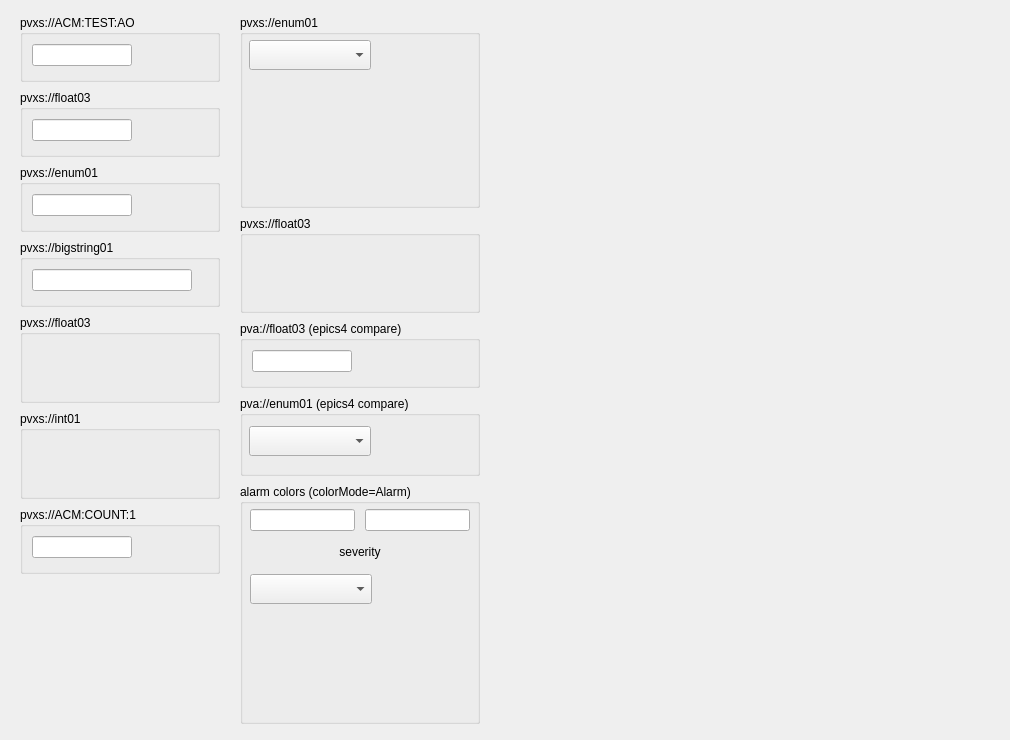
Above: caQtDM_Tests/pvxs_test.ui from caqtdm/caqtdm before the change. Below: the same form after it.
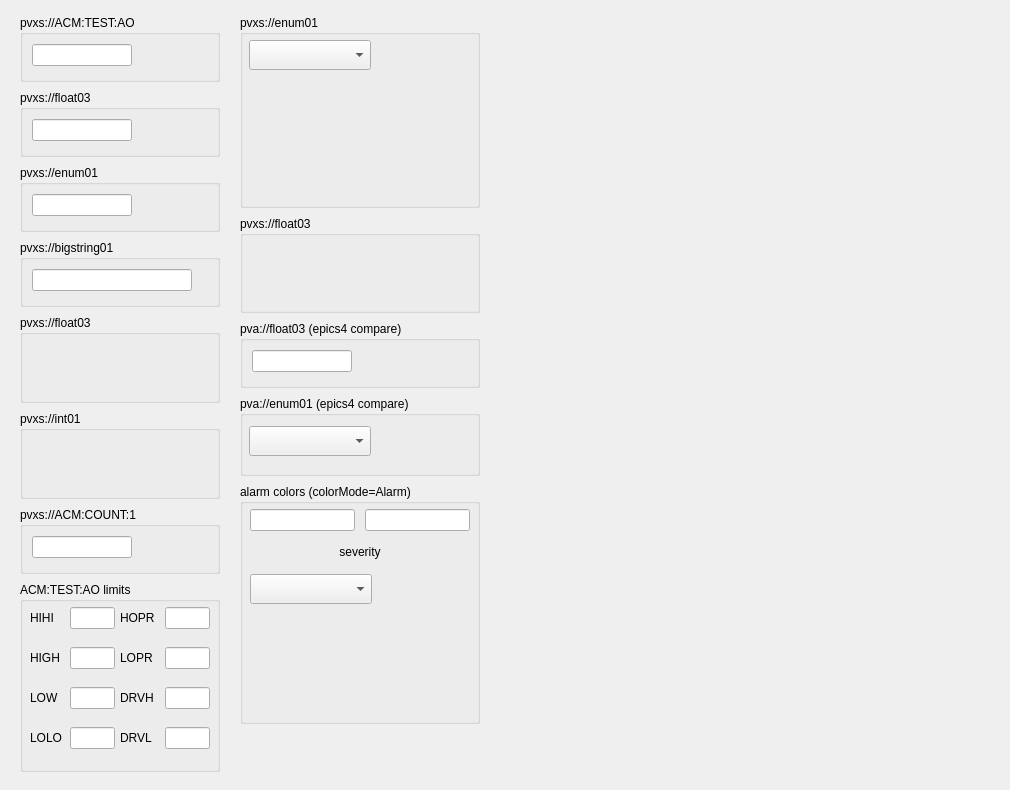
That is the form after the change. Custom widgets are drawn as their Qt base class.

Commit message: fill the IOC in getInfo, handling additional PV Value in more correct way

```diff
--- a/caQtDM_Tests/pvxs_test.ui
+++ b/caQtDM_Tests/pvxs_test.ui
@@ -7,7 +7,7 @@
     <x>0</x>
     <y>0</y>
     <width>1010</width>
-    <height>740</height>
+    <height>790</height>
    </rect>
   </property>
   <property name="windowTitle">
@@ -379,6 +379,230 @@
      </property>
     </widget>
    </widget>
+   <widget class="QGroupBox" name="groupBox_13">
+    <property name="geometry">
+     <rect>
+      <x>20</x>
+      <y>582</y>
+      <width>200</width>
+      <height>190</height>
+     </rect>
+    </property>
+    <property name="autoFillBackground">
+     <bool>true</bool>
+    </property>
+    <property name="title">
+     <string>ACM:TEST:AO limits</string>
+    </property>
+    <widget class="QLabel" name="label_hihi">
+     <property name="geometry">
+      <rect>
+       <x>10</x>
+       <y>25</y>
+       <width>40</width>
+       <height>22</height>
+      </rect>
+     </property>
+     <property name="text">
+      <string>HIHI</string>
+     </property>
+    </widget>
+    <widget class="caTextEntry" name="catextentry_hihi">
+     <property name="geometry">
+      <rect>
+       <x>50</x>
+       <y>25</y>
+       <width>45</width>
+       <height>22</height>
+      </rect>
+     </property>
+     <property name="channel" stdset="0">
+      <string notr="true">pvxs://ACM:TEST:AO.HIHI</string>
+     </property>
+    </widget>
+    <widget class="QLabel" name="label_hopr">
+     <property name="geometry">
+      <rect>
+       <x>100</x>
+       <y>25</y>
+       <width>45</width>
+       <height>22</height>
+      </rect>
+     </property>
+     <property name="text">
+      <string>HOPR</string>
+     </property>
+    </widget>
+    <widget class="caTextEntry" name="catextentry_hopr">
+     <property name="geometry">
+      <rect>
+       <x>145</x>
+       <y>25</y>
+       <width>45</width>
+       <height>22</height>
+      </rect>
+     </property>
+     <property name="channel" stdset="0">
+      <string notr="true">pvxs://ACM:TEST:AO.HOPR</string>
+     </property>
+    </widget>
+    <widget class="QLabel" name="label_high">
+     <property name="geometry">
+      <rect>
+       <x>10</x>
+       <y>65</y>
+       <width>40</width>
+       <height>22</height>
+      </rect>
+     </property>
+     <property name="text">
+      <string>HIGH</string>
+     </property>
+    </widget>
+    <widget class="caTextEntry" name="catextentry_high">
+     <property name="geometry">
+      <rect>
+       <x>50</x>
+       <y>65</y>
+       <width>45</width>
+       <height>22</height>
+      </rect>
+     </property>
+     <property name="channel" stdset="0">
+      <string notr="true">pvxs://ACM:TEST:AO.HIGH</string>
+     </property>
+    </widget>
+    <widget class="QLabel" name="label_lopr">
+     <property name="geometry">
+      <rect>
+       <x>100</x>
+       <y>65</y>
+       <width>45</width>
+       <height>22</height>
+      </rect>
+     </property>
+     <property name="text">
+      <string>LOPR</string>
+     </property>
+    </widget>
+    <widget class="caTextEntry" name="catextentry_lopr">
+     <property name="geometry">
+      <rect>
+       <x>145</x>
+       <y>65</y>
+       <width>45</width>
+       <height>22</height>
+      </rect>
+     </property>
+     <property name="channel" stdset="0">
+      <string notr="true">pvxs://ACM:TEST:AO.LOPR</string>
+     </property>
+    </widget>
+    <widget class="QLabel" name="label_low">
+     <property name="geometry">
+      <rect>
+       <x>10</x>
+       <y>105</y>
+       <width>40</width>
+       <height>22</height>
+      </rect>
+     </property>
+     <property name="text">
+      <string>LOW</string>
+     </property>
+    </widget>
+    <widget class="caTextEntry" name="catextentry_low">
+     <property name="geometry">
+      <rect>
+       <x>50</x>
+       <y>105</y>
+       <width>45</width>
+       <height>22</height>
+      </rect>
+     </property>
+     <property name="channel" stdset="0">
+      <string notr="true">pvxs://ACM:TEST:AO.LOW</string>
+     </property>
+    </widget>
+    <widget class="QLabel" name="label_drvh">
+     <property name="geometry">
+      <rect>
+       <x>100</x>
+       <y>105</y>
+       <width>45</width>
+       <height>22</height>
+      </rect>
+     </property>
+     <property name="text">
+      <string>DRVH</string>
+     </property>
+    </widget>
+    <widget class="caTextEntry" name="catextentry_drvh">
+     <property name="geometry">
+      <rect>
+       <x>145</x>
+       <y>105</y>
+       <width>45</width>
+       <height>22</height>
+      </rect>
+     </property>
+     <property name="channel" stdset="0">
+      <string notr="true">pvxs://ACM:TEST:AO.DRVH</string>
+     </property>
+    </widget>
+    <widget class="QLabel" name="label_lolo">
+     <property name="geometry">
+      <rect>
+       <x>10</x>
+       <y>145</y>
+       <width>40</width>
+       <height>22</height>
+      </rect>
+     </property>
+     <property name="text">
+      <string>LOLO</string>
+     </property>
+    </widget>
+    <widget class="caTextEntry" name="catextentry_lolo">
+     <property name="geometry">
+      <rect>
+       <x>50</x>
+       <y>145</y>
+       <width>45</width>
+       <height>22</height>
+      </rect>
+     </property>
+     <property name="channel" stdset="0">
+      <string notr="true">pvxs://ACM:TEST:AO.LOLO</string>
+     </property>
+    </widget>
+    <widget class="QLabel" name="label_drvl">
+     <property name="geometry">
+      <rect>
+       <x>100</x>
+       <y>145</y>
+       <width>45</width>
+       <height>22</height>
+      </rect>
+     </property>
+     <property name="text">
+      <string>DRVL</string>
+     </property>
+    </widget>
+    <widget class="caTextEntry" name="catextentry_drvl">
+     <property name="geometry">
+      <rect>
+       <x>145</x>
+       <y>145</y>
+       <width>45</width>
+       <height>22</height>
+      </rect>
+     </property>
+     <property name="channel" stdset="0">
+      <string notr="true">pvxs://ACM:TEST:AO.DRVL</string>
+     </property>
+    </widget>
+   </widget>
    <widget class="QGroupBox" name="groupBox_12">
     <property name="geometry">
      <rect>
```
The commit also changes 5 other files.
